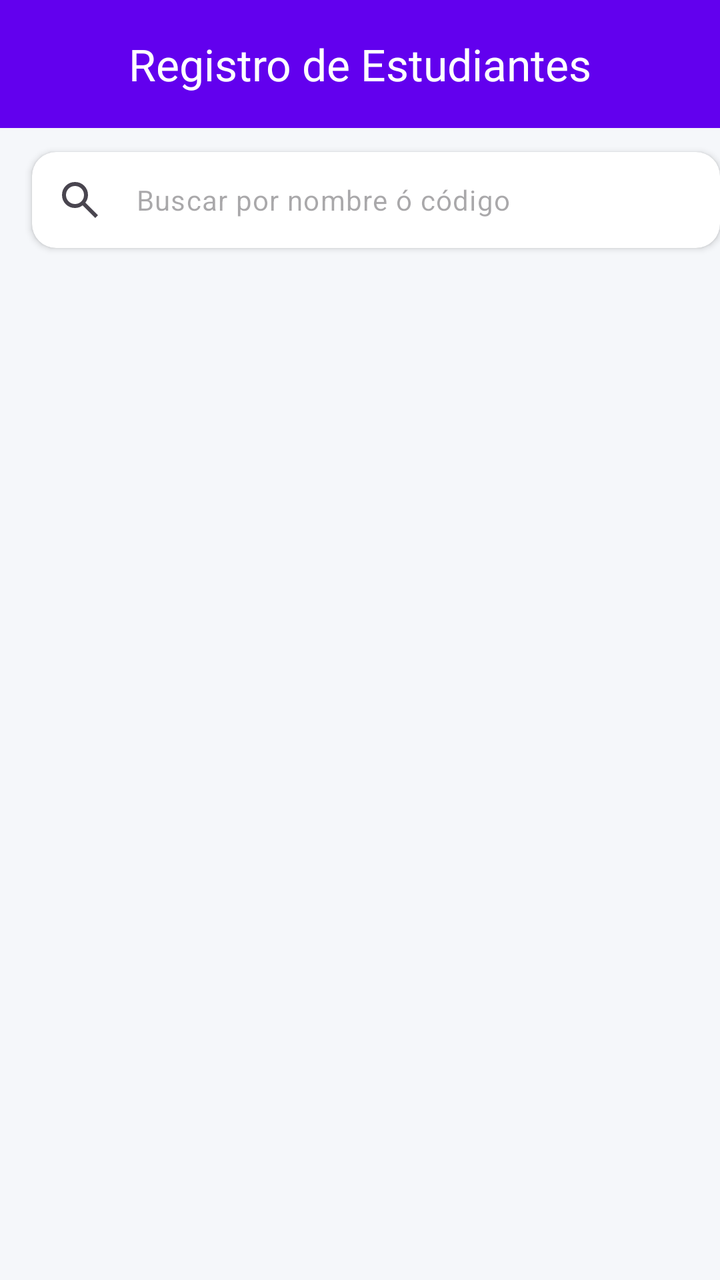
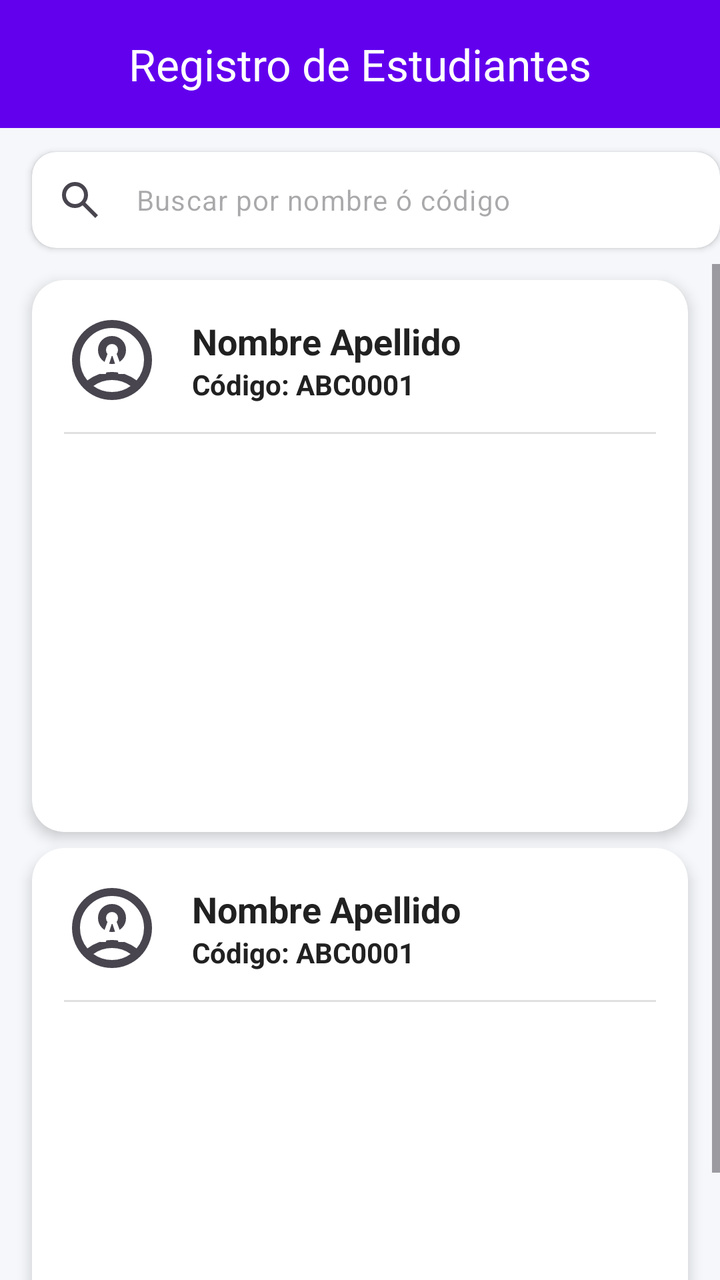

An Android layout rendered at two revisions. The XML below is the earlier revision; the diff shows what the commit changed to produce the second picture.
<!-- AndroidManifest.xml: application theme Theme.Students -->
<!-- res/layout/activity_main.xml -->
<?xml version="1.0" encoding="utf-8"?>
<LinearLayout xmlns:android="http://schemas.android.com/apk/res/android"
    xmlns:app="http://schemas.android.com/apk/res-auto"
    xmlns:tools="http://schemas.android.com/tools"
    android:id="@+id/main"
    android:layout_width="match_parent"
    android:layout_height="match_parent"
    android:orientation="vertical"
    android:background="@color/background"
    tools:context=".MainActivity">

    
    <com.google.android.material.appbar.AppBarLayout
        android:layout_width="match_parent"
        android:layout_height="wrap_content"
        android:theme="@style/ThemeOverlay.Material3.Dark.ActionBar">

        <com.google.android.material.appbar.MaterialToolbar
            android:id="@+id/toAppBar"
            android:layout_width="match_parent"
            android:layout_height="?attr/actionBarSize"
            android:background="@color/primary"
            app:title="Registro de Estudiantes"
            app:titleTextColor="@color/white"
            app:titleCentered="true"/>

    </com.google.android.material.appbar.AppBarLayout>

    
    <com.google.android.material.card.MaterialCardView
        android:layout_width="match_parent"
        android:layout_height="wrap_content"
        android:layout_marginStart="16dp"
        android:layout_marginTop="12dp"
        android:layout_marginBottom="8dp"
        app:cardCornerRadius="12dp"
        app:cardElevation="2dp"
        app:strokeWidth="0dp"
        app:cardBackgroundColor="@color/card_background">

        <com.google.android.material.textfield.TextInputLayout
            android:layout_width="match_parent"
            android:layout_height="wrap_content"
            style="@style/Widget.Material3.TextInputLayout.OutlinedBox.Dense"
            app:boxStrokeWidth="0dp"
            app:boxStrokeWidthFocused="0dp"
            app:startIconDrawable="@drawable/search_24px"
            app:hintEnabled="false"
            app:boxBackgroundMode="none">

            <com.google.android.material.textfield.TextInputEditText
                android:id="@+id/etSearch"
                android:layout_width="match_parent"
                android:layout_height="wrap_content"
                android:hint="Buscar por nombre ó código"
                android:inputType="text"
                android:maxLines="1"
                android:textSize="14sp"
                android:textColor="@color/text_primary"
                android:background="@android:color/transparent"
                android:padding="12dp"/>

        </com.google.android.material.textfield.TextInputLayout>

    </com.google.android.material.card.MaterialCardView>

</LinearLayout>
<!-- resources referenced by this layout -->
<resources>
  <color name="background">#F5F7FA</color>
  <color name="card_background">#FFFFFFFF</color>
  <color name="primary">#6200EE</color>
  <color name="text_primary">#212121</color>
  <color name="white">#FFFFFF</color>
  <!-- drawable search_24px (drawable) -->
  <vector xmlns:android="http://schemas.android.com/apk/res/android"
      android:width="24dp"
      android:height="24dp"
      android:viewportWidth="960"
      android:viewportHeight="960"
      android:tint="?attr/colorControlNormal">
    <path
        android:fillColor="@android:color/white"
        android:pathData="M784,840L532,588Q502,612 463,626Q424,640 380,640Q271,640 195.5,564.5Q120,489 120,380Q120,271 195.5,195.5Q271,120 380,120Q489,120 564.5,195.5Q640,271 640,380Q640,424 626,463Q612,502 588,532L840,784L784,840ZM380,560Q455,560 507.5,507.5Q560,455 560,380Q560,305 507.5,252.5Q455,200 380,200Q305,200 252.5,252.5Q200,305 200,380Q200,455 252.5,507.5Q305,560 380,560Z"/>
  </vector>
  <style name="Theme.Students" parent="Base.Theme.Students" />
  <style name="Base.Theme.Students" parent="Theme.Material3.DayNight.NoActionBar">
          
          
      </style>
</resources>

<!-- the commit's change to res/layout/activity_main.xml (unified diff, before → after) -->
@@ -64,4 +64,118 @@
 
     </com.google.android.material.card.MaterialCardView>
 
+    
+    <ScrollView
+        android:layout_width="match_parent"
+        android:layout_height="match_parent">
+        <LinearLayout
+            android:layout_width="match_parent"
+            android:layout_height="wrap_content"
+            android:orientation="vertical">
+            <include layout="@layout/item_alumno"/>
+            <include layout="@layout/item_alumno"/>
+        </LinearLayout>
+    </ScrollView>
+
 </LinearLayout>
+<!-- res/layout/item_alumno.xml (included above) -->
+<?xml version="1.0" encoding="utf-8"?>
+<com.google.android.material.card.MaterialCardView xmlns:android="http://schemas.android.com/apk/res/android"
+    xmlns:tools="http://schemas.android.com/tools"
+    android:layout_width="match_parent"
+    android:layout_height="wrap_content"
+    xmlns:app="http://schemas.android.com/apk/res-auto"
+    android:layout_marginStart="16dp"
+    android:layout_marginEnd="16dp"
+    android:layout_marginTop="8dp"
+    app:cardCornerRadius="16dp"
+    app:cardElevation="4dp"
+    app:strokeWidth="0dp"
+    app:cardBackgroundColor="@color/card_background">
+
+    <LinearLayout
+        android:layout_width="match_parent"
+        android:layout_height="wrap_content"
+        android:orientation="vertical"
+        android:padding="16dp">
+
+        <LinearLayout
+            android:layout_width="match_parent"
+            android:layout_height="wrap_content"
+            android:orientation="horizontal"
+            android:gravity="center_vertical">
+
+            
+            <FrameLayout
+                android:layout_width="48dp"
+                android:layout_height="48dp"
+                android:background="@drawable/account_circle_24px"
+                android:layout_marginEnd="16dp">
+
+                <TextView
+                    android:id="@+id/tvAvatar"
+                    android:layout_width="match_parent"
+                    android:layout_height="match_parent"
+                    android:gravity="center"
+                    android:text="A"
+                    android:textColor="@color/white"
+                    android:textSize="18sp"
+                    android:textStyle="bold"/>
+
+            </FrameLayout>
+
+            <LinearLayout
+                android:layout_width="0dp"
+                android:layout_height="wrap_content"
+                android:orientation="vertical"
+                android:layout_weight="1">
+
+                <TextView
+                    android:id="@+id/tvNombreCompleto"
+                    android:layout_width="match_parent"
+                    android:layout_height="wrap_content"
+                    android:text="Nombre Apellido"
+                    android:textColor="@color/text_primary"
+                    android:textSize="18sp"
+                    android:textStyle="bold"/>
+
+                <TextView
+                    android:id="@+id/tvCodigo"
+                    android:layout_width="match_parent"
+                    android:layout_height="wrap_content"
+                    android:text="Código: ABC0001"
+                    android:textColor="@color/text_primary"
+                    android:textSize="14sp"
+                    android:textStyle="bold"/>
+
+            </LinearLayout>
+
+        </LinearLayout>
+
+        <View
+            android:layout_width="match_parent"
+            android:layout_height="1dp"
+            android:background="#E0E0E0"
+            android:layout_marginTop="12dp"
+            android:layout_marginBottom="12dp"/>
+
+        <LinearLayout
+            android:layout_width="match_parent"
+            android:layout_height="wrap_content"
+            android:orientation="horizontal"
+            android:gravity="center_vertical">
+
+            <TextView
+                android:id="@+id/tvTelefono"
+                android:layout_width="0dp"
+                android:layout_height="wrap_content"
+                android:text="999-999-999"
+                android:textColor="@color/text_secondary"
+                android:textSize="13sp"
+                tools:ignore="Suspicious0dp" />
+
+        </LinearLayout>
+
+    </LinearLayout>
+
+</com.google.android.material.card.MaterialCardView>
<!-- resource entries referenced after the edit -->
@@ -4,7 +4,19 @@
   <color name="card_background">#FFFFFFFF</color>
   <color name="primary">#6200EE</color>
   <color name="text_primary">#212121</color>
+  <color name="text_secondary">#757575</color>
   <color name="white">#FFFFFF</color>
+  <!-- drawable account_circle_24px (drawable) -->
+  <vector xmlns:android="http://schemas.android.com/apk/res/android"
+      android:width="24dp"
+      android:height="24dp"
+      android:viewportWidth="960"
+      android:viewportHeight="960"
+      android:tint="?attr/colorControlNormal">
+    <path
+        android:fillColor="@android:color/white"
+        android:pathData="M234,684Q285,645 348,622.5Q411,600 480,600Q549,600 612,622.5Q675,645 726,684Q761,643 780.5,591Q800,539 800,480Q800,347 706.5,253.5Q613,160 480,160Q347,160 253.5,253.5Q160,347 160,480Q160,539 179.5,591Q199,643 234,684ZM380.5,479.5Q340,439 340,380Q340,321 380.5,280.5Q421,240 480,240Q539,240 579.5,280.5Q620,321 620,380Q620,439 579.5,479.5Q539,520 480,520Q421,520 380.5,479.5ZM480,880Q397,880 324,848.5Q251,817 197,763Q143,709 111.5,636Q80,563 80,480Q80,397 111.5,324Q143,251 197,197Q251,143 324,111.5Q397,80 480,80Q563,80 636,111.5Q709,143 763,197Q817,251 848.5,324Q880,397 880,480Q880,563 848.5,636Q817,709 763,763Q709,817 636,848.5Q563,880 480,880ZM580,784.5Q627,769 666,740Q627,711 580,695.5Q533,680 480,680Q427,680 380,695.5Q333,711 294,740Q333,769 380,784.5Q427,800 480,800Q533,800 580,784.5ZM523,423Q540,406 540,380Q540,354 523,337Q506,320 480,320Q454,320 437,337Q420,354 420,380Q420,406 437,423Q454,440 480,440Q506,440 523,423ZM480,380Q480,380 480,380Q480,380 480,380Q480,380 480,380Q480,380 480,380Q480,380 480,380Q480,380 480,380Q480,380 480,380Q480,380 480,380ZM480,740Q480,740 480,740Q480,740 480,740Q480,740 480,740Q480,740 480,740Q480,740 480,740Q480,740 480,740Q480,740 480,740Q480,740 480,740Z"/>
+  </vector>
   <!-- drawable search_24px (drawable) -->
   <vector xmlns:android="http://schemas.android.com/apk/res/android"
       android:width="24dp"
